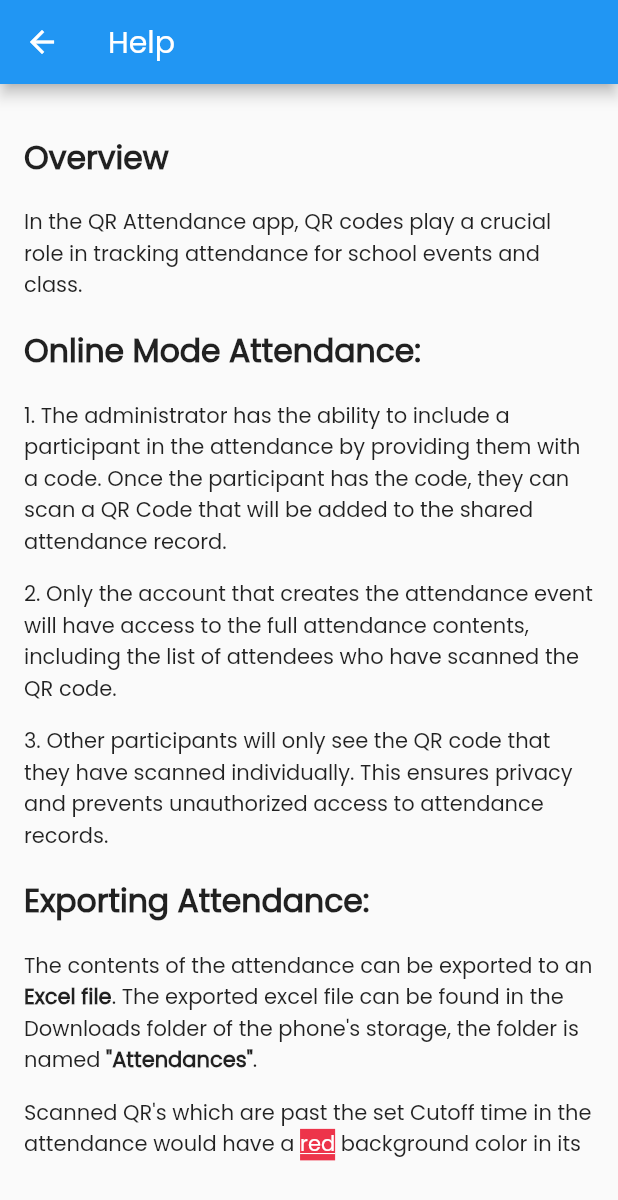
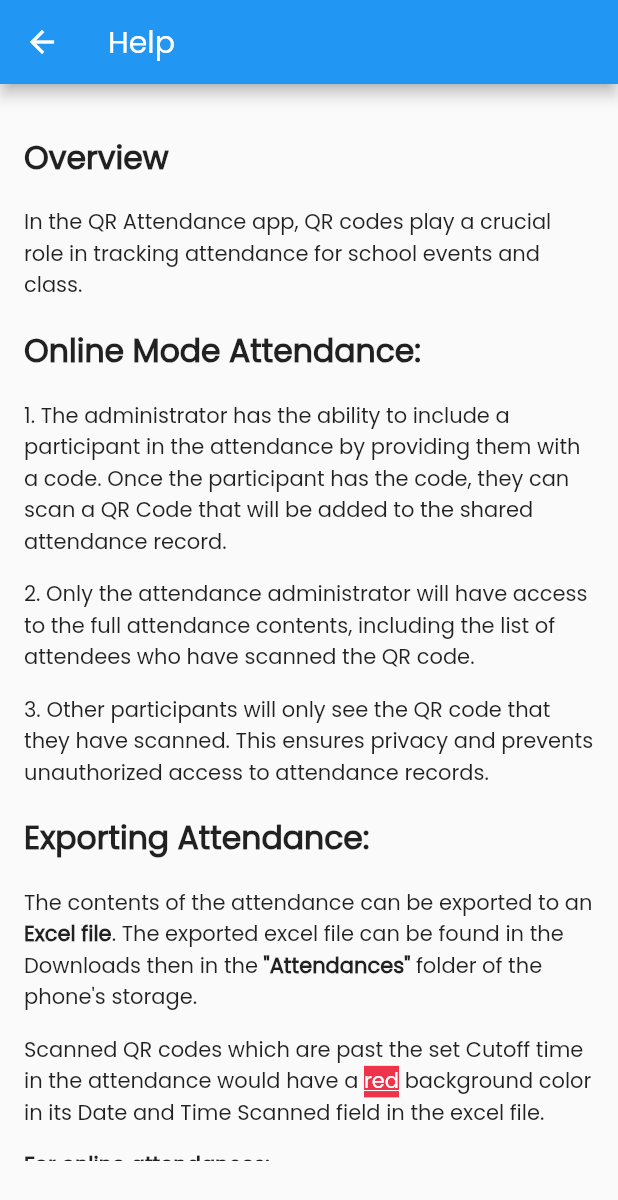
Before and after one commit to nicoitorma/qr_attendance_flut, a Flutter app: the HelpScreen screen opened directly, on a phone screen of 412 x 824 dp. Shown: the top 1200 px of the screen. Run offline on Flutter 3.47's test engine with Material 2 defaults, Android fonts, the phone set to English and light mode, and no system bars; drawn by our look-alikes of flutter_widget_from_html_core, google_mobile_ads; our stand-ins replace cloud_firestore, connectivity_plus, firebase_auth, firebase_core, firebase_crashlytics, page_transition and 4 more; missing offline and left inert: downloads_path_provider_28, excel, firebase_ui_auth, qr_code_scanner; accounts and stored records are empty; network calls fail.

Commit message:
v1.0.0+7

```diff
--- a/lib/Views/sidebar_screen/help_screen.dart
+++ b/lib/Views/sidebar_screen/help_screen.dart
@@ -35,17 +35,17 @@ class _HelpScreenState extends State<HelpScreen> {
             <p>In the QR Attendance app, QR codes play a crucial role in tracking attendance for school events and class.</p>
             <h2>Online Mode Attendance:</h2>
             <p>1. The administrator has the ability to include a participant in the attendance by providing them with a code. Once the participant has the code, they can scan a QR Code that will be added to the shared attendance record. </p>
-            <p>2. Only the account that creates the attendance event will have access to the full attendance contents, including the list of attendees who have scanned the QR code.</p>
-            <p>3. Other participants will only see the QR code that they have scanned individually. This ensures privacy and prevents unauthorized access to attendance records.</p>
+            <p>2. Only the attendance administrator will have access to the full attendance contents, including the list of attendees who have scanned the QR code.</p>
+            <p>3. Other participants will only see the QR code that they have scanned. This ensures privacy and prevents unauthorized access to attendance records.</p>
 
             <h2>Exporting Attendance:</h2>
-            <p>The contents of the attendance can be exported to an <b>Excel file</b>. The exported excel file can be found in the Downloads folder of the phone's storage, the folder is named <b>"Attendances"</b>.</p>
-            <p>Scanned QR's which are past the set Cutoff time in the attendance would have a <a style="background-color: #ed344a; color:#FFFFFF">red</a> background color in its Date and Time Scanned field.</p>
+            <p>The contents of the attendance can be exported to an <b>Excel file</b>. The exported excel file can be found in the Downloads then in the <b>"Attendances"</b> folder of the phone's storage.</p>
+            <p>Scanned QR codes which are past the set Cutoff time in the attendance would have a <a style="background-color: #ed344a; color:#FFFFFF">red</a> background color in its Date and Time Scanned field in the excel file.</p>
             <b>For online attendances:</b>
-            <p>The creator of the attendance can export the entire contents of the attendance, but participants can only export the QR codes they scanned.</p>
+            <p>The administrator of the attendance can export the entire contents of the attendance, but participants can only export the QR codes they scanned.</p>
 
             <h2>QR Codes:</h2>
-            <p>The QR Codes accepted by the app are either those generated by the app itself or those that adhere to the format of <b>ID Number&Fullname&Department</b>. The QR Codes can be created in <b>Offline Mode</b>, which can be saved to phone storage in the <b>Downloads</b> inside the <b>QRCodes</b> directory.</p>
+            <p>The QR Codes accepted by the app are either those generated by the app itself or those that adhere to the format of <b>ID Number&Fullname&Department</b>. The QR Codes can be created in <b>Offline Mode</b>, which can be saved to phone storage in the <b>Downloads</b> inside the <b>QRCodes</b> folder.</p>
             ''')),
           ]),
         ));
--- a/lib/Views/sidebar_screen/privacy-policy.dart
+++ b/lib/Views/sidebar_screen/privacy-policy.dart
@@ -1,3 +1,4 @@
+import 'package:firebase_crashlytics/firebase_crashlytics.dart';
 import 'package:flutter/material.dart';
 import 'package:qr_attendance_flut/values/strings.dart';
 import 'package:webview_flutter/webview_flutter.dart';
@@ -10,6 +11,7 @@ class PrivacyPolicy extends StatefulWidget {
 }
 
 class _PrivacyPolicyState extends State<PrivacyPolicy> {
+  FirebaseCrashlytics _crashlytics = FirebaseCrashlytics.instance;
   @override
   Widget build(BuildContext context) {
     return Scaffold(
@@ -24,7 +26,9 @@ class _PrivacyPolicyState extends State<PrivacyPolicy> {
               },
               onPageStarted: (String url) {},
               onPageFinished: (String url) {},
-              onWebResourceError: (WebResourceError error) {},
+              onWebResourceError: (WebResourceError err) {
+                _crashlytics.log('PRIVPOL: ${err.toString()}');
+              },
               onNavigationRequest: (NavigationRequest request) {
                 if (request.url.startsWith('https://www.youtube.com/')) {
                   return NavigationDecision.prevent;
--- a/pubspec.yaml
+++ b/pubspec.yaml
@@ -16,7 +16,7 @@ publish_to: "none" # Remove this line if you wish to publish to pub.dev
 # https://developer.apple.com/library/archive/documentation/General/Reference/InfoPlistKeyReference/Articles/CoreFoundationKeys.html
 # In Windows, build-name is used as the major, minor, and patch parts
 # of the product and file versions while build-number is used as the build suffix.
-version: 1.0.0+1
+version: 2.0.0+11
 
 environment:
   sdk: ">=3.0.0 <4.0.0"
@@ -43,14 +43,12 @@ dependencies:
   # The following adds the Cupertino Icons font to your application.
   # Use with the CupertinoIcons class for iOS style icons.
   cupertino_icons: ^1.0.2
-  firebase_analytics: ^10.4.3
   firebase_crashlytics:
   firebase_auth: ^4.6.3
   cloud_firestore: ^4.8.1
   firebase_core: ^2.14.0
   firebase_ui_auth: ^1.4.3
   table_calendar: ^3.0.9
-  # shared_preferences: ^2.1.2
   google_mobile_ads:
   connectivity_plus:
   excel: ^2.1.0
```
Also changed, not shown: lib/Views/drawer.dart (+7 -5 lines), lib/Views/menu_app_bar.dart (+35 -37 lines), lib/utils/qr_saver.dart (added, +52 -0 lines), pubspec.lock, 2 other files.
